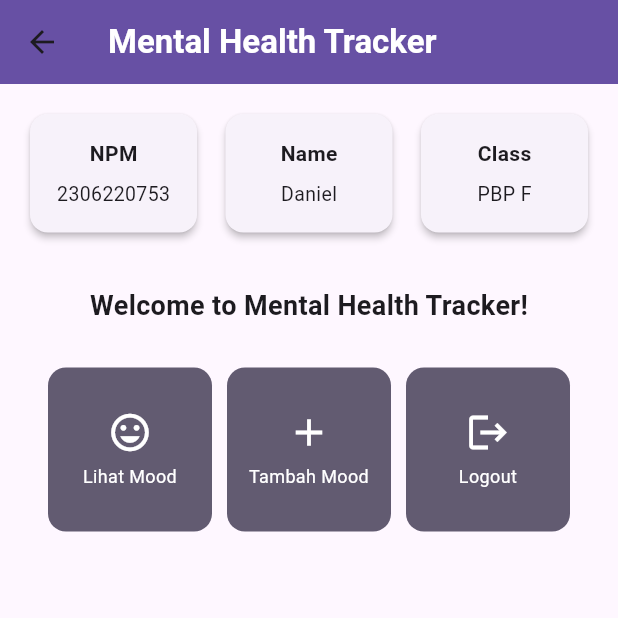
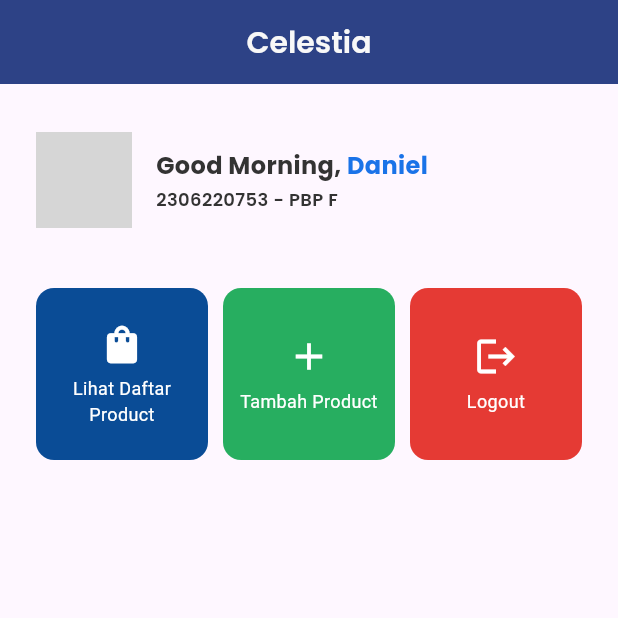
Before and after one commit to hyvos07/celestia-mobile, a Flutter app: the MyHomePage screen opened directly, on a phone screen of 412 x 824 dp, the top half of it. Run offline on Flutter 3.47's test engine with Material 3 defaults, Android fonts, the light colour scheme and no system bars; our stand-ins replace cached_network_image, google_fonts, logger; network calls fail; grey boxes are pictures that could not be loaded.

Commit message:
feat: modified the page

```diff
--- a/lib/app.dart
+++ b/lib/app.dart
@@ -2,6 +2,7 @@ import 'package:flutter/material.dart';
 import 'package:flutter/services.dart';
 
 import 'core/themes/_themes.dart';
+import 'features/main/presentation/pages/_pages.dart';
 import 'services/navigations/_navigations.dart';
 
 final nav = NavigationService();
@@ -21,8 +22,8 @@ class App extends StatelessWidget {
       theme: AppTheme.lightTheme(),
       debugShowCheckedModeBanner: false,
       navigatorKey: nav.navigatorKey,
-      home: const Scaffold(
-        body: Scaffold(),
+      home: Scaffold(
+        body: MyHomePage(),
       ),
     );
   }
--- a/lib/core/constants/assets.dart
+++ b/lib/core/constants/assets.dart
@@ -8,11 +8,12 @@ class Assets {
 class _SvgAssets {
   final String _basePath = 'assets/svgs';
 
-  // String get example => '$_basePath/example.svg';
+  String get logo => '$_basePath/logo.svg';
 }
 
 class _ImageAssets {
   final String _basePath = 'assets/images';
 
-  // String get example => '$_basePath/example.png';
+  String get logoHorizontal => '$_basePath/logo_horizontal.png';
+  String get furinaSad => '$_basePath/furina_sad.png';
 }
--- a/lib/core/themes/base_colors.dart
+++ b/lib/core/themes/base_colors.dart
@@ -1,7 +1,6 @@
 part of '_themes.dart';
 
 class BaseColors {
-
   /// Primary Color
   static const Color white = Color(0xFFFFFFFF);
   static const Color alabaster = Color(0xFFF8F8F8);
@@ -58,6 +57,13 @@ class BaseColors {
   static const Color blue1 = Color(0xFF1A73E8);
   static const Color blue2 = Color(0xFF0A4C96);
 
+  // Furina Color Palette
+  static const Color furina1 = Color(0xFF353BA7);
+  static const Color furina2 = Color(0xFFF8F9FE);
+  static const Color furina3 = Color(0xFF2D4286);
+  static const Color furina4 = Color(0xFF698AE8);
+  static const Color furina5 = Color(0xFFE1E7F6);
+
   // Purple Hearth Colors
   static const Color purpleHearth200 = Color(0xFFC9CEFC);
 
--- a/lib/features/main/presentation/pages/_pages.dart
+++ b/lib/features/main/presentation/pages/_pages.dart
@@ -1,5 +1,8 @@
+import 'package:cached_network_image/cached_network_image.dart';
+import 'package:celestia_mobile/core/themes/_themes.dart';
 import 'package:flutter/material.dart';
 
+import '../../../../core/constants/_constants.dart';
 import '../widgets/_widgets.dart';
 
 part 'home_page.dart';
--- a/lib/features/main/presentation/pages/home_page.dart
+++ b/lib/features/main/presentation/pages/home_page.dart
@@ -3,62 +3,97 @@ part of '_pages.dart';
 class MyHomePage extends StatelessWidget {
   MyHomePage({super.key});
 
+  final String name = 'Daniel'; // Nama
   final String npm = '2306220753'; // NPM
-  final String name = 'Daniel'; // Nama
   final String className = 'PBP F'; // Kelas
 
   final List<ItemHomepage> items = [
-    ItemHomepage("Lihat Mood", Icons.mood),
-    ItemHomepage("Tambah Mood", Icons.add),
-    ItemHomepage("Logout", Icons.logout),
+    ItemHomepage(
+      "Lihat Daftar Product",
+      Icons.shopping_bag,
+      BaseColors.blue2,
+    ),
+    ItemHomepage(
+      "Tambah Product",
+      Icons.add,
+      BaseColors.success,
+    ),
+    ItemHomepage(
+      "Logout",
+      Icons.logout,
+      BaseColors.danger,
+    ),
   ];
 
   @override
   Widget build(BuildContext context) {
+    final String time = DateTime.now().hour < 12
+        ? 'Morning'
+        : DateTime.now().hour < 18
+            ? 'Afternoon'
+            : DateTime.now().hour < 21
+                ? 'Evening'
+                : 'Night';
+
     return Scaffold(
       appBar: AppBar(
-        title: const Text(
-          'Mental Health Tracker',
-          style: TextStyle(
-            color: Colors.white,
-            fontWeight: FontWeight.bold,
+        centerTitle: true,
+        title: Text(
+          'Celestia',
+          style: FontTheme.poppins10w600white().copyWith(
+            fontSize: 20,
           ),
         ),
-        backgroundColor: Theme.of(context).colorScheme.primary,
+        backgroundColor: BaseColors.furina3,
       ),
       body: Padding(
-        padding: const EdgeInsets.symmetric(vertical: 16),
+        padding: const EdgeInsets.all(24),
         child: Column(
-          crossAxisAlignment: CrossAxisAlignment.center,
+          crossAxisAlignment: CrossAxisAlignment.start,
           children: [
             Padding(
-              padding: const EdgeInsets.symmetric(horizontal: 16),
+              padding: const EdgeInsets.symmetric(vertical: 8),
               child: Row(
-                mainAxisAlignment: MainAxisAlignment.spaceBetween,
                 children: [
-                  InfoCard(title: 'NPM', content: npm),
-                  InfoCard(title: 'Name', content: name),
-                  InfoCard(title: 'Class', content: className),
+                  const CircleAvatar(
+                    radius: 32,
+                    backgroundColor: BaseColors.gray5,
+                    backgroundImage: CachedNetworkImageProvider(
+                      'https://www.gravatar.com/avatar/2c7d99fe281ecd3bcd65ab915bac6dd5?s=250',
+                    ),
+                  ),
+                  const SizedBox(width: 16),
+                  Column(
+                    crossAxisAlignment: CrossAxisAlignment.start,
+                    children: [
+                      Text.rich(
+                        TextSpan(
+                          text: 'Good $time, ',
+                          style: FontTheme.poppins16w700black(),
+                          children: [
+                            TextSpan(
+                              text: name,
+                              style: FontTheme.poppins16w700black().copyWith(
+                                color: BaseColors.blue1,
+                              ),
+                            ),
+                          ],
+                        ),
+                        style: FontTheme.poppins16w700black(),
+                      ),
+                      const SizedBox(height: 2),
+                      Text(
+                        '$npm - $className',
+                        style: FontTheme.poppins12w600black(),
+                      ),
+                    ],
+                  ),
                 ],
               ),
             ),
-            const SizedBox(height: 16.0),
-            Center(
-              child: Column(
-                children: [
-                  const Padding(
-                    padding: EdgeInsets.only(top: 16, bottom: 8),
-                    child: Text(
-                      'Welcome to Mental Health Tracker!',
-                      style: TextStyle(
-                        fontWeight: FontWeight.bold,
-                        fontSize: 18.0,
-                      ),
-                    ),
-                  ),
+            const SizedBox(height: 32),
             GridView.count(
               primary: true,
-                    padding: const EdgeInsets.fromLTRB(32, 20, 32, 20),
               crossAxisSpacing: 10,
               mainAxisSpacing: 10,
               crossAxisCount: 3,
@@ -70,9 +105,6 @@ class MyHomePage extends StatelessWidget {
           ],
         ),
       ),
-          ],
-        ),
-      ),
     );
   }
 }
--- a/lib/features/main/presentation/widgets/_widgets.dart
+++ b/lib/features/main/presentation/widgets/_widgets.dart
@@ -1,3 +1,4 @@
+import 'package:celestia_mobile/core/themes/_themes.dart';
 import 'package:flutter/material.dart';
 
 part 'item_card.dart';
```
Also changed, not shown: lib/features/main/presentation/widgets/item_card.dart (+42 -4 lines), 1 other file. Lines whose indentation alone changed are shown as unchanged.
